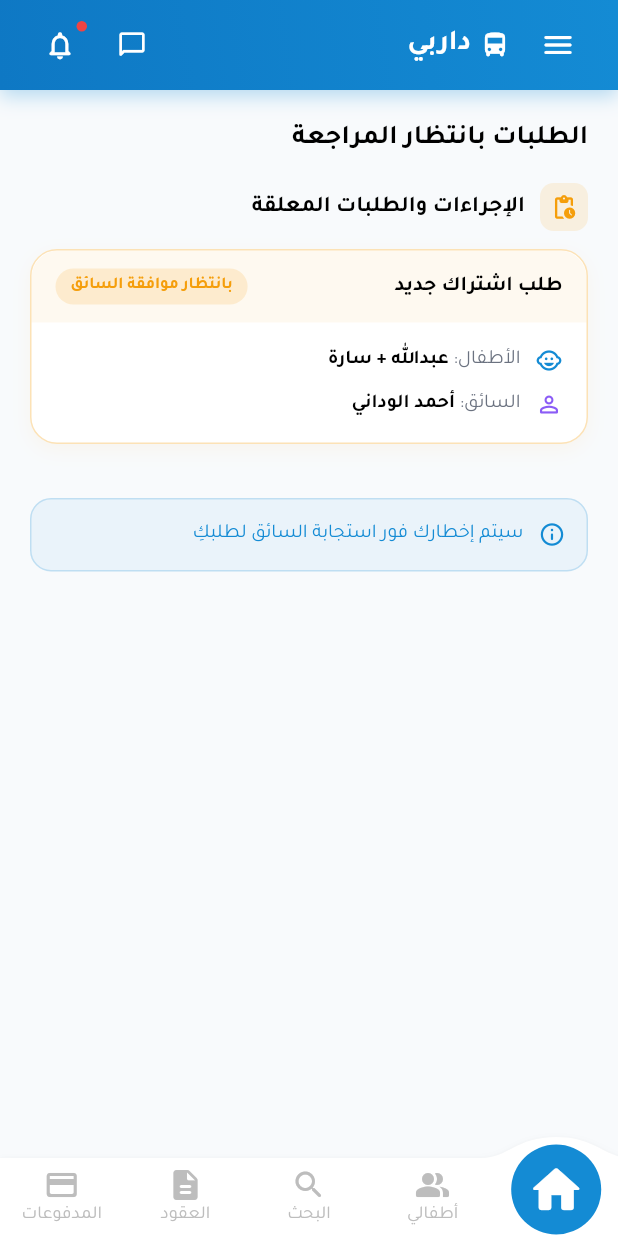
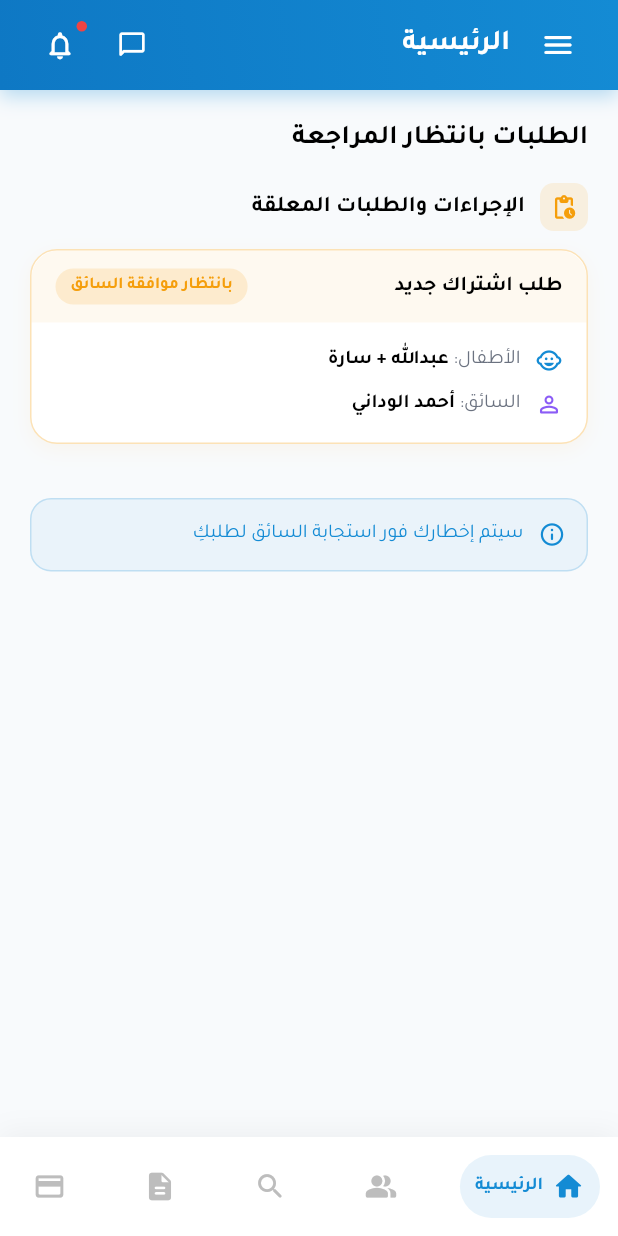
Before and after one commit to shadasobhe97-ctrl/NewCopyProjcet, a Flutter app: the screen it shows after launch, on a phone screen of 412 x 824 dp. Run offline on Flutter 3.47's test engine with Material 3 defaults, Android fonts, the phone set to English and light mode, and no system bars; drawn by our look-alikes of convex_bottom_bar, google_nav_bar; our stand-ins replace dio, flutter_bloc, flutter_map, flutter_screenutil, image_picker, latlong2 and 4 more.

Commit message:
Update project

```diff
--- a/lib/features/parent/dashboard/presentation/screens/parent_main_wrapper.dart
+++ b/lib/features/parent/dashboard/presentation/screens/parent_main_wrapper.dart
@@ -1,5 +1,5 @@
 import 'package:flutter/material.dart';
-import 'package:convex_bottom_bar/convex_bottom_bar.dart';
+import 'package:google_nav_bar/google_nav_bar.dart';
 import 'package:kids_transport/core/utils/theme_context.dart';
 import 'package:kids_transport/features/parent/dashboard/presentation/widgets/parent_drawer.dart';
 import 'package:kids_transport/features/parent/home/presentation/screens/parent_home_screen.dart';
@@ -46,6 +46,17 @@ class _ParentMainWrapperState extends State<ParentMainWrapper> {
 
   late final List<Widget> _screens;
 
+  String _getAppBarTitle() {
+    switch (_selectedIndex) {
+      case 0: return 'الرئيسية';
+      case 1: return 'أطفالي';
+      case 2: return 'البحث عن سائق';
+      case 3: return 'العقود والاشتراكات';
+      case 4: return 'المدفوعات والفواتير';
+      default: return 'داربي';
+    }
+  }
+
   @override
   void initState() {
     super.initState();
@@ -89,25 +100,47 @@ class _ParentMainWrapperState extends State<ParentMainWrapper> {
           children: _screens.map((s) => _KeepAliveWrapper(child: s)).toList(),
         ),
 
-        bottomNavigationBar: ConvexAppBar(
-          style: TabStyle.reactCircle,
-          backgroundColor: context.cardSurface,
-          activeColor: context.primaryColor,
-          color: AppColors.grey400,
-          initialActiveIndex: _selectedIndex,
-          height: 52, // 🌟 تقليص الحجم ليكون أنيقاً وحديثاً
-          curveSize: 72, // 🌟 مقاس منحنى أصغر
-          top: -14, // 🌟 تقليص الارتفاع العلوي
-          items: const [
-            TabItem(icon: Icons.home_rounded, title: 'الرئيسية'),
-            TabItem(icon: Icons.people_alt_rounded, title: 'أطفالي'),
-            TabItem(icon: Icons.search_rounded, title: 'البحث'),
-            TabItem(icon: Icons.description_rounded, title: 'العقود'),
-            TabItem(icon: Icons.credit_card_rounded, title: 'المدفوعات'),
-          ],
-          onTap: (int index) {
-            setState(() => _selectedIndex = index);
-          },
+        bottomNavigationBar: Container(
+          decoration: BoxDecoration(
+            color: context.cardSurface,
+            boxShadow: [
+              BoxShadow(
+                blurRadius: 15,
+                color: Colors.black.withValues(alpha: context.isDarkMode ? 0.3 : 0.05),
+                offset: const Offset(0, -2),
+              )
+            ],
+          ),
+          child: SafeArea(
+            child: Padding(
+              padding: const EdgeInsets.symmetric(horizontal: 12.0, vertical: 12.0),
+              child: GNav(
+                gap: 6,
+                activeColor: context.primaryColor,
+                iconSize: 22,
+                padding: const EdgeInsets.symmetric(horizontal: 10, vertical: 10),
+                duration: const Duration(milliseconds: 300),
+                tabBackgroundColor: context.primaryColor.withValues(alpha: 0.1),
+                color: AppColors.grey400,
+                textStyle: AppTextStyles.style(
+                  fontSize: 12,
+                  fontWeight: FontWeight.bold,
+                  color: context.primaryColor,
+                ),
+                selectedIndex: _selectedIndex,
+                onTabChange: (index) {
+                  setState(() => _selectedIndex = index);
+                },
+                tabs: const [
+                  GButton(icon: Icons.home_rounded, text: 'الرئيسية'),
+                  GButton(icon: Icons.people_alt_rounded, text: 'أطفالي'),
+                  GButton(icon: Icons.search_rounded, text: 'البحث'),
+                  GButton(icon: Icons.description_rounded, text: 'العقود'),
+                  GButton(icon: Icons.credit_card_rounded, text: 'المدفوعات'),
+                ],
+              ),
+            ),
+          ),
         ),
       ),
     );
@@ -155,17 +188,11 @@ class _ParentMainWrapperState extends State<ParentMainWrapper> {
                 ),
                 const SizedBox(width: 8),
 
-                // شعار التطبيق الأنيق (بدون اسم الصفحة)
+                // عنوان التطبيق الديناميكي
                 Row(
                   children: [
-                    Icon(
-                      Icons.directions_bus_rounded,
-                      color: AppColors.white,
-                      size: 20,
-                    ),
-                    SizedBox(width: 6),
                     Text(
-                      "داربي",
+                      _getAppBarTitle(),
                       style: AppTextStyles.style(
                         color: AppColors.white,
                         fontWeight: FontWeight.bold,
--- a/lib/features/parent/home/logic/home_cubit/home_cubit.dart
+++ b/lib/features/parent/home/logic/home_cubit/home_cubit.dart
@@ -10,6 +10,7 @@ class ParentHomeCubit extends Cubit<ParentHomeState> {
     emit(ParentHomeLoading());
 
     Future.delayed(const Duration(milliseconds: 800), () {
+
       switch (simulatedStateCase) {
         case 1:
           emit(ParentNewUserMode());
--- a/lib/features/parent/search/presentation/widgets/by_children_search_widget.dart
+++ b/lib/features/parent/search/presentation/widgets/by_children_search_widget.dart
@@ -4,7 +4,7 @@ import 'package:kids_transport/features/parent/search/data/models/driver_search_
 import 'package:kids_transport/core/theme/app_colors.dart';
 import 'package:kids_transport/core/theme/text_styles.dart';
 import 'driver_search_card_widget.dart';
-import 'edit_transport_bottom_sheet.dart';
+import 'package:kids_transport/features/parent/children/presentation/screens/transport_details_screen.dart';
 
 /// البحث بناءً على الأطفال.
 /// يدعم theme-aware colors بالكامل.
@@ -299,11 +299,14 @@ class ByChildrenSearchWidget extends StatelessWidget {
 
                     // رابط تعديل بيانات النقل
                     GestureDetector(
-                      onTap: () => EditTransportBottomSheet.show(
-                        context,
-                        kid: current,
-                        onSaved: onKidEdited,
-                      ),
+                      onTap: () {
+                        Navigator.push(
+                          context,
+                          MaterialPageRoute(
+                            builder: (context) => TransportDetailsScreen(child: current),
+                          ),
+                        );
+                      },
                       child: Row(
                         mainAxisSize: MainAxisSize.min,
                         children: [
--- a/pubspec.yaml
+++ b/pubspec.yaml
@@ -35,6 +35,7 @@ dependencies:
   convex_bottom_bar: ^3.2.0
   qr_flutter: ^4.1.0
   share_plus: ^13.2.0
+  google_nav_bar: ^5.0.7
 
 dev_dependencies:
   flutter_test:
```
Also changed, not shown: pubspec.lock.
